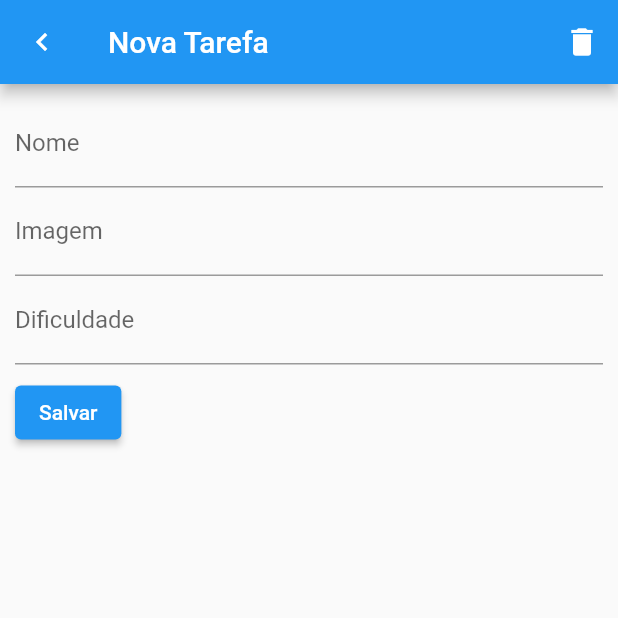
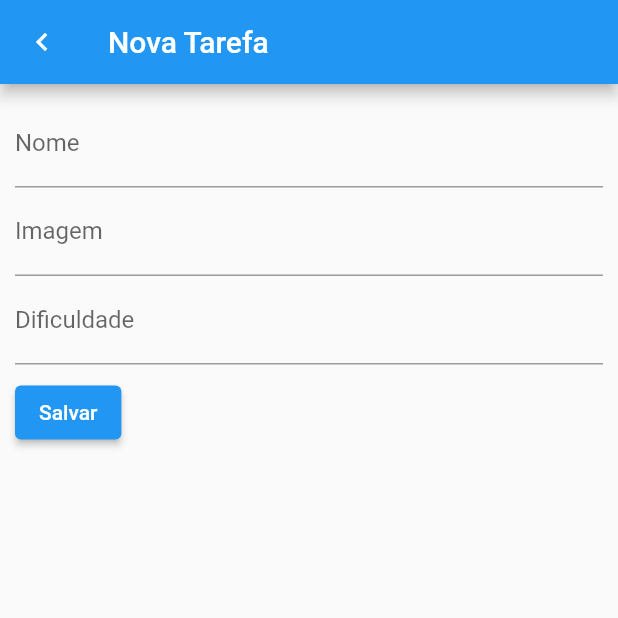
Before and after one commit to willdkdevj/first_project_flutter, a Flutter app: the screen it shows after launch, after a tap on the "add" icon, on a phone screen of 412 x 824 dp, the top half of it. Run offline on Flutter 3.47's test engine with Material 2 defaults, Android fonts, the phone set to English and light mode, and no system bars; our stand-ins replace floor, sqflite; accounts and stored records are empty; generated files the repository leaves out were written again.

Commit message:
Implementado os métodos de CRUD

```diff
--- a/lib/dao/entity/task_entity.dart
+++ b/lib/dao/entity/task_entity.dart
@@ -1,6 +1,6 @@
 import 'package:floor/floor.dart';
 
-@Entity(tableName: 'Tasks')
+@Entity(tableName: "Tasks")
 class TaskEntity {
   @PrimaryKey(autoGenerate: true)
   int? id;
@@ -13,6 +13,6 @@ class TaskEntity {
   bool selected = false;
 
   TaskEntity(this.name, this.image, this.difficult,
-      {this.createdAt, this.updateAt, this.selected = false})
+      {this.id, this.createdAt, this.updateAt, this.selected = false})
       :super();
 }
--- a/lib/screens/form_screen.dart
+++ b/lib/screens/form_screen.dart
@@ -6,7 +6,7 @@ import '../db/database.dart';
 class TaskFormWidget extends StatefulWidget {
   final AppDatabase? db;
   final TaskEntity? task;
-  TaskFormWidget(this.db, this.task, {required key}) : super(key: key);
+  const TaskFormWidget(this.db, this.task, {required key}) : super(key: key);
 
   @override
   State<TaskFormWidget> createState() => _TaskFormWidgetState();
@@ -18,6 +18,8 @@ class _TaskFormWidgetState extends State<TaskFormWidget> {
 
   final title = const Text("Nova Tarefa");
 
+  var _idController = 0;
+  var _createdAtController = '';
   var _nameController = TextEditingController();
   var _imageController = TextEditingController();
   var _difficultController = TextEditingController();
@@ -25,6 +27,8 @@ class _TaskFormWidgetState extends State<TaskFormWidget> {
   @override
   void initState() {
     super.initState();
+    _idController = (widget.task != null ? widget.task!.id : 0)!;
+    _createdAtController = (widget.task != null && widget.task?.createdAt != null ? widget.task?.createdAt : '')!;
     _nameController = TextEditingController(text: widget.task != null ? widget.task!.name : '');
     _imageController = TextEditingController(text: widget.task != null ? widget.task!.image : '');
     _difficultController = TextEditingController(text: widget.task != null ? widget.task!.difficult.toString() : '');
@@ -41,12 +45,13 @@ class _TaskFormWidgetState extends State<TaskFormWidget> {
           },
         ),
         actions: <Widget>[
-          IconButton(
+          validateIdTask() ? IconButton(
               icon: const Icon(Icons.delete),
               onPressed: () {
                 widget.db?.repositoryDaoTask.deleteTask(widget.task!);
                 Navigator.pop(context, true);
               })
+              : Container(),
         ],
       ),
       body: Padding(
@@ -108,7 +113,7 @@ class _TaskFormWidgetState extends State<TaskFormWidget> {
                 Padding(
                   padding: const EdgeInsets.only(top: 8),
                   child: ElevatedButton(
-                      child: const Text("Salvar"),
+                      child: validateIdTask() ? const Text("Atualizar") : const Text("Salvar"),
                       onPressed: () {
                         _formDifficult.currentState?.validate();
                         if (_formKey.currentState!.validate()) {
@@ -117,18 +122,7 @@ class _TaskFormWidgetState extends State<TaskFormWidget> {
                           final int? dificuldade =
                               int.tryParse(_difficultController.text);
 
-                          var task = TaskEntity(
-                            createdAt: DateTime.now().toUtc().toString(),
-                            nome,
-                            imagem,
-                            dificuldade!,
-                          );
-
-                          if (task.id != null) {
-                            widget.db?.repositoryDaoTask.updateTask(task);
-                          } else {
-                            widget.db?.repositoryDaoTask.insertTask(task);
-                          }
+                          checkedSaveOrUpdate(nome, imagem, dificuldade);
 
                           Navigator.pop(context, true);
                         }
@@ -139,4 +133,28 @@ class _TaskFormWidgetState extends State<TaskFormWidget> {
           )),
     );
   }
+
+  bool validateIdTask() => _idController > 0;
+
+  checkedSaveOrUpdate(String nome, String imagem, int? dificuldade) {
+    if (validateIdTask()) {
+      var task = TaskEntity(
+        id: _idController,
+        createdAt: _createdAtController,
+        updateAt: DateTime.now().toUtc().toString(),
+        nome,
+        imagem,
+        dificuldade!,
+      );
+      widget.db?.repositoryDaoTask.updateTask(task);
+    } else {
+      var task = TaskEntity(
+        createdAt: DateTime.now().toUtc().toString(),
+        nome,
+        imagem,
+        dificuldade!,
+      );
+      widget.db?.repositoryDaoTask.insertTask(task);
+    }
+  }
 }
```
Also changed, not shown: lib/db/database.g.dart.
